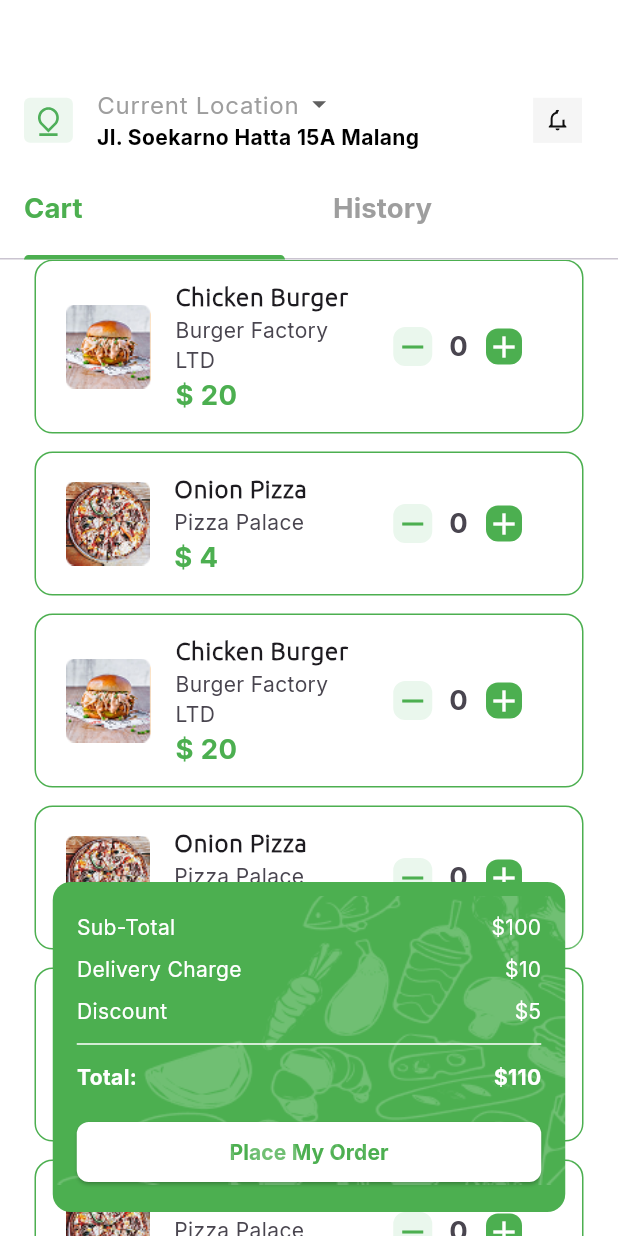
After one commit to iBinaryBeats/foodtek, a Flutter app: the OrdersMenu screen opened directly, on a phone screen of 412 x 824 dp. The commit adds this screen. Run offline on Flutter 3.47's test engine with Material 3 defaults, Android fonts, the phone set to English and light mode, and no system bars; drawn by our look-alikes of flutter_slidable; our stand-ins replace country_code_picker, device_preview, flutter_screenutil, flutter_secure_storage, flutter_svg, pin_code_fields; accounts and stored records are empty.

Commit message:
code improvement

```diff
--- a/lib/core/utils/app_constants.dart
+++ b/lib/core/utils/app_constants.dart
@@ -21,6 +21,8 @@ class AppConstant {
   static const String favIcon = '${iconsPath}favorites.svg';
   static const String historyIcon = '${iconsPath}history.svg';
   static const String buyIcon = '${iconsPath}but.svg';
+  static const String buyNowPatrren = '${iconsPath}buyNowPath.png';
+
   static const String profileIcon = '${iconsPath}profile.svg';
   static const String homeIcon = '${iconsPath}home.svg';
   static const String avatarIcon = '${iconsPath}avatar.svg';
--- a/lib/features/dashboard/presentation/screens/custom_navigation_bar_screen.dart
+++ b/lib/features/dashboard/presentation/screens/custom_navigation_bar_screen.dart
@@ -14,6 +14,7 @@ import '../../../../core/utils/responsive.dart';
 import '../widgets/favourite_screen_customized.dart';
 import '../widgets/home_section.dart';
 import '../widgets/search_bar_widget.dart';
+import 'orders_menu.dart';
 
 class NavigationBarScreen extends StatefulWidget {
   final int initialPage;
@@ -83,6 +84,7 @@ class _NavigationBarPageState extends State<NavigationBarScreen> {
     currentPage = widget.initialPage;
   }
 
+  @override
   @override
   Widget build(BuildContext context) {
     final List<Widget> pages = [
@@ -183,7 +185,10 @@ class CustomFloatingActionButton extends StatelessWidget {
             borderRadius: BorderRadius.circular(50),
           ),
           onPressed: () {
-            //TODO:Navigate to :
+            Navigator.push(
+              context,
+              MaterialPageRoute(builder: (context) => OrdersMenu()),
+            );
           },
           backgroundColor: AppColors.green,
           child: Container(
--- /dev/null
+++ b/lib/features/dashboard/presentation/screens/orders_menu.dart
@@ -0,0 +1,335 @@
+import 'package:flutter/material.dart';
+import 'package:flutter_screenutil/flutter_screenutil.dart';
+import 'package:foodtek/core/utils/responsive.dart';
+import 'package:foodtek/features/dashboard/presentation/widgets/home_app.dart';
+import 'package:flutter_slidable/flutter_slidable.dart';
+import '../../../../core/utils/app_constants.dart';
+
+class OrdersMenu extends StatelessWidget {
+  OrdersMenu({super.key});
+
+  List<Widget> tabs = [
+    Tab(child: Align(alignment: Alignment.topLeft, child: Text('Cart'))),
+    Tab(child: Align(alignment: Alignment.topLeft, child: Text('History'))),
+  ];
+
+  List<Map<dynamic, dynamic>> ordered_items = [
+    {
+      'image': 'assets/images/menu_item.png',
+      'title': 'Chicken Burger',
+      'subTitle': 'Burger Factory LTD',
+      'price': 20,
+      'quantity': ValueNotifier<int>(0), // Use ValueNotifier for each item
+    },
+    {
+      'image': 'assets/images/onion_pizza.png',
+      'title': 'Onion Pizza',
+      'subTitle': 'Pizza Palace',
+      'price': 4,
+      'quantity': ValueNotifier<int>(0),
+    },
+    {
+      'image': 'assets/images/menu_item.png',
+      'title': 'Chicken Burger',
+      'subTitle': 'Burger Factory LTD',
+      'price': 20,
+      'quantity': ValueNotifier<int>(0),
+    },
+    {
+      'image': 'assets/images/onion_pizza.png',
+      'title': 'Onion Pizza',
+      'subTitle': 'Pizza Palace',
+      'price': 4,
+      'quantity': ValueNotifier<int>(0),
+    },
+    {
+      'image': 'assets/images/menu_item.png',
+      'title': 'Chicken Burger',
+      'subTitle': 'Burger Factory LTD',
+      'price': 20,
+      'quantity': ValueNotifier<int>(0),
+    },
+    {
+      'image': 'assets/images/onion_pizza.png',
+      'title': 'Onion Pizza',
+      'subTitle': 'Pizza Palace',
+      'price': 4,
+      'quantity': ValueNotifier<int>(0),
+    },
+  ];
+
+  @override
+  Widget build(BuildContext context) {
+    return DefaultTabController(
+      length: tabs.length,
+      child: Scaffold(
+        backgroundColor: Colors.white,
+        body: Column(
+          children: [
+            HomeAppBar(
+              title: 'Current Location',
+              subtitle: 'Jl. Soekarno Hatta 15A Malang',
+              locationIconPath: AppConstant.locationIconPath,
+              currentLocationIconPath: AppConstant.currentLocationPath,
+              notificationIconPath: AppConstant.notificationEmpty,
+            ),
+            TabBar(
+              unselectedLabelColor: Colors.grey,
+              indicatorColor: Colors.green,
+              labelColor: Colors.green,
+              tabs: tabs,
+              labelStyle: TextStyle(
+                fontSize: 16.sp,
+                fontWeight: FontWeight.bold,
+              ),
+            ),
+            Expanded(
+              child: TabBarView(
+                children: [
+                  Stack(
+                    children: [
+                      Positioned.fill(
+                        child: Column(
+                          children: [
+                            Expanded(
+                              child: ListView.builder(
+                                itemCount: ordered_items.length,
+                                itemBuilder: (context, index) {
+                                  return Padding(
+                                    padding: EdgeInsets.symmetric(
+                                      horizontal: responsiveWidth(context, 24),
+                                    ),
+                                    child: Slidable(
+                                      startActionPane: ActionPane(
+                                        motion: ScrollMotion(),
+                                        children: [
+                                          SlidableAction(
+                                            onPressed: (context) {
+                                              //TODO
+                                              print('test');
+                                            },
+                                            backgroundColor: Color(0xffFDAC1D),
+                                            foregroundColor: Colors.white,
+                                            icon: Icons.delete,
+                                            autoClose: true,
+                                          ),
+                                        ],
+                                      ),
+                                      child: Container(
+                                        margin: EdgeInsets.only(bottom: 12),
+                                        padding: EdgeInsets.all(4),
+                                        decoration: BoxDecoration(
+                                          borderRadius: BorderRadius.circular(
+                                            12,
+                                          ),
+                                          border: Border.all(
+                                            color: Colors.green,
+                                          ),
+                                        ),
+                                        child: ListTile(
+                                          leading: Image.asset(
+                                            ordered_items[index]['image'],
+                                          ),
+                                          title: Text(
+                                            ordered_items[index]['title'],
+                                            maxLines: 1,
+                                            style: TextStyle(
+                                              fontWeight: FontWeight.w800,
+                                              fontFamily: 'Ubuntu',
+                                            ),
+                                          ),
+                                          subtitle: Column(
+                                            crossAxisAlignment:
+                                                CrossAxisAlignment.start,
+                                            children: [
+                                              Text(
+                                                ordered_items[index]['subTitle'],
+                                              ),
+                                              Text(
+                                                '\$ ${ordered_items[index]['price']}',
+                                                style: TextStyle(
+                                                  fontWeight: FontWeight.bold,
+                                                  color: Colors.green,
+                                                  fontSize: 16.sp,
+                                                ),
+                                              ),
+                                            ],
+                                          ),
+                                          trailing: Row(
+                                            mainAxisSize: MainAxisSize.min,
+                                            children: [
+                                              IconButton(
+                                                onPressed: () {
+                                                  if (ordered_items[index]['quantity']
+                                                          .value >
+                                                      0)
+                                                    ordered_items[index]['quantity']
+                                                        .value--;
+                                                },
+                                                icon: Container(
+                                                  decoration: BoxDecoration(
+                                                    color: Color(0xffeaf7ed),
+                                                    border: Border.all(
+                                                      color: Color(0xffeaf7ed),
+                                                    ),
+                                                    borderRadius:
+                                                        BorderRadius.circular(
+                                                          8,
+                                                        ),
+                                                  ),
+                                                  child: Icon(
+                                                    Icons.remove,
+                                                    color: Colors.green,
+                                                  ),
+                                                ),
+                                              ),
+                                              ValueListenableBuilder<int>(
+                                                valueListenable:
+                                                    ordered_items[index]['quantity'],
+                                                builder: (
+                                                  context,
+                                                  value,
+                                                  child,
+                                                ) {
+                                                  return Text(
+                                                    value.toString(),
+                                                    style: TextStyle(
+                                                      fontSize: 16.sp,
+                                                      fontWeight:
+                                                          FontWeight.bold,
+                                                    ),
+                                                  );
+                                                },
+                                              ),
+                                              IconButton(
+                                                onPressed: () {
+                                                  if (ordered_items[index]['quantity']
+                                                          .value <
+                                                      24)
+                                                    ordered_items[index]['quantity']
+                                                        .value++;
+                                                },
+                                                icon: Container(
+                                                  decoration: BoxDecoration(
+                                                    color: Colors.green,
+                                                    borderRadius:
+                                                        BorderRadius.circular(
+                                                          8,
+                                                        ),
+                                                  ),
+                                                  child: Icon(
+                                                    Icons.add,
+                                                    color: Colors.white,
+                                                  ),
+                                                ),
+                                              ),
+                                            ],
+                                          ),
+                                        ),
+                                      ),
+                                    ),
+                                  );
+                                },
+                              ),
+                            ),
+                          ],
+                        ),
+                      ),
+                      Positioned(
+                        bottom: 0,
+                        left: 0,
+                        right: 0,
+                        child: _buildSummaryCard(context),
+                      ),
+                    ],
+                  ),
+                  Center(child: Text('History')),
+                ],
+              ),
+            ),
+          ],
+        ),
+      ),
+    );
+  }
+
+  Widget _buildSummaryCard(BuildContext context) {
+    return Stack(
+      children: [
+        Padding(
+          padding: EdgeInsets.symmetric(
+            horizontal: responsiveWidth(context, 20),
+          ),
+          child: Container(
+            padding: EdgeInsets.all(16),
+            margin: EdgeInsets.all(16),
+            decoration: BoxDecoration(
+              borderRadius: BorderRadius.circular(12),
+              color: Colors.green,
+            ),
+            child: Column(
+              crossAxisAlignment: CrossAxisAlignment.start,
+              mainAxisSize: MainAxisSize.min,
+              children: [
+                _buildSummaryRow('Sub-Total', '\$100'),
+                _buildSummaryRow('Delivery Charge', '\$10'),
+                _buildSummaryRow('Discount', '\$5'),
+                Divider(color: Colors.white),
+                _buildSummaryRow('Total:', '\$110', isBold: true),
+                SizedBox(height: 12),
+                SizedBox(
+                  width: double.infinity,
+                  child: ElevatedButton(
+                    style: ElevatedButton.styleFrom(
+                      backgroundColor: Colors.white,
+                      shape: RoundedRectangleBorder(
+                        borderRadius: BorderRadius.circular(8),
+                      ),
+                    ),
+                    onPressed: () {},
+                    child: Text(
+                      'Place My Order',
+                      style: TextStyle(
+                        color: Colors.green,
+                        fontWeight: FontWeight.bold,
+                      ),
+                    ),
+                  ),
+                ),
+              ],
+            ),
+          ),
+        ),
+        Padding(
+          padding: const EdgeInsets.all(25.0),
+          child: Image.asset('assets/images/orderPath.png'),
+        ),
+      ],
+    );
+  }
+
+  Widget _buildSummaryRow(String label, String amount, {bool isBold = false}) {
+    return Padding(
+      padding: const EdgeInsets.symmetric(vertical: 4.0),
+      child: Row(
+        mainAxisAlignment: MainAxisAlignment.spaceBetween,
+        children: [
+          Text(
+            label,
+            style: TextStyle(
+              color: Colors.white,
+              fontWeight: isBold ? FontWeight.bold : FontWeight.normal,
+            ),
+          ),
+          Text(
+            amount,
+            style: TextStyle(
+              color: Colors.white,
+              fontWeight: isBold ? FontWeight.bold : FontWeight.normal,
+            ),
+          ),
+        ],
+      ),
+    );
+  }
+}
--- a/lib/features/dashboard/presentation/widgets/home_app.dart
+++ b/lib/features/dashboard/presentation/widgets/home_app.dart
@@ -42,7 +42,7 @@ class HomeAppBar extends StatelessWidget {
           ),
           title: Row(
             children: [
-              Text(title, style: TextStyle(color: AppColors.greyC)),
+              Text(title, style: TextStyle(color: Colors.grey)),
               SizedBox(width: responsiveWidth(context, 5)),
               Container(
                 height: responsiveHeight(context, 18),
@@ -55,7 +55,10 @@ class HomeAppBar extends StatelessWidget {
               ),
             ],
           ),
-          subtitle: Text(subtitle, style: TextStyle(color: Colors.black)),
+          subtitle: Text(
+            subtitle,
+            style: TextStyle(color: Colors.black, fontWeight: FontWeight.bold),
+          ),
           trailing: Container(
             height: responsiveHeight(context, 34),
             width: responsiveWidth(context, 34),
--- a/pubspec.yaml
+++ b/pubspec.yaml
@@ -42,6 +42,7 @@ dependencies:
   device_preview: ^1.2.0
   country_code_picker: ^3.2.0
   flutter_bloc: ^9.1.0
+  flutter_slidable: ^4.0.0
 
 dev_dependencies:
   flutter_test:
```
Also changed, not shown: assets/icons/buyNowPat.png (added), assets/icons/buyNowPath.png (added), assets/images/menu_item.png (added), assets/images/onion_pizza.png (added), assets/images/orderPath.png (added), pubspec.lock.
